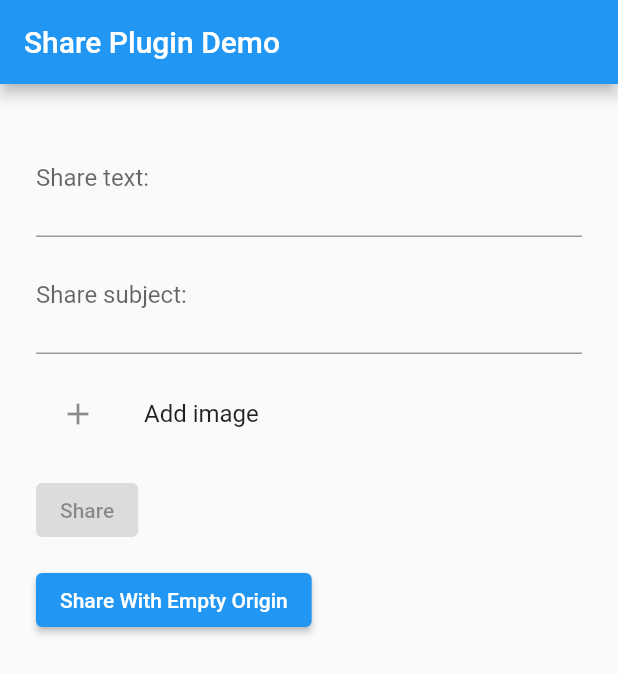
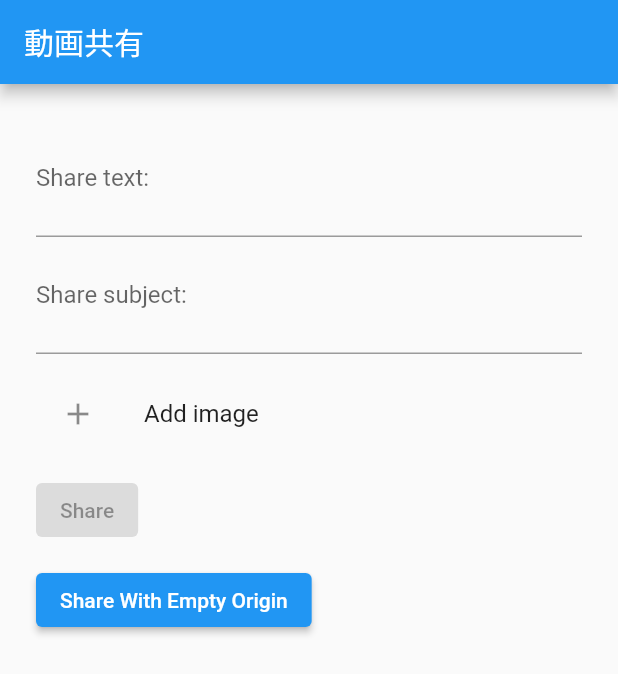
Before and after one commit to KokiWakatsuki/sporty, a Flutter app: the screen it shows after launch, after a tap on "テスト", on a phone screen of 412 x 824 dp. Shown: the top 674 px of the screen. Run offline on Flutter 3.47's test engine with Material 2 defaults, Android fonts, the phone set to English and light mode, and no system bars; our stand-ins replace camera, chewie, flutter_cache_manager, image_picker, permission_handler, share and 1 more; missing offline and left inert: flutter_p2p_plus.

Commit message:
動画共有機能完成 テストページに作ってるからそのうち移動させる 細かい部分の修正もしていない

```diff
--- a/lib/view/test.dart
+++ b/lib/view/test.dart
@@ -1,4 +1,4 @@
-// ignore_for_file: public_member_api_docs, unused_element, sort_child_properties_last, deprecated_member_use, prefer_const_constructors, use_key_in_widget_constructors
+// ignore_for_file: public_member_api_docs, unused_element, sort_child_properties_last, deprecated_member_use, prefer_const_constructors, use_key_in_widget_constructors, unnecessary_null_comparison
 
 import 'package:flutter/material.dart';
 import 'package:image_picker/image_picker.dart';
@@ -19,10 +19,10 @@ class _TestState extends State<Test> {
   @override
   Widget build(BuildContext context) {
     return MaterialApp(
-      title: 'Share Plugin Demo',
+      title: '動画共有',
       home: Scaffold(
           appBar: AppBar(
-            title: const Text('Share Plugin Demo'),
+            title: const Text('動画共有'),
           ),
           body: SingleChildScrollView(
             child: Padding(
@@ -33,7 +33,7 @@ class _TestState extends State<Test> {
                   TextField(
                     decoration: const InputDecoration(
                       labelText: 'Share text:',
-                      hintText: 'Enter some text and/or link to share',
+                      hintText: '共有したいテキストを入力してください',
                     ),
                     maxLines: 2,
                     onChanged: (String value) => setState(() {
@@ -43,7 +43,7 @@ class _TestState extends State<Test> {
                   TextField(
                     decoration: const InputDecoration(
                       labelText: 'Share subject:',
-                      hintText: 'Enter subject to share (optional)',
+                      hintText: 'これは何か分からないです',
                     ),
                     maxLines: 2,
                     onChanged: (String value) => setState(() {
@@ -56,9 +56,8 @@ class _TestState extends State<Test> {
                     title: Text("Add image"),
                     onTap: () async {
                       final imagePicker = ImagePicker();
-                      final pickedFile = await imagePicker.getImage(
-                        source: ImageSource.gallery,
-                      );
+                      final pickedFile =
+                      (await imagePicker.getVideo(source: ImageSource.gallery))!;
                       if (pickedFile != null) {
                         setState(() {
                           imagePaths.add(pickedFile.path);
@@ -100,13 +99,6 @@ class _TestState extends State<Test> {
   }
 
   _onShare(BuildContext context) async {
-    // A builder is used to retrieve the context immediately
-    // surrounding the ElevatedButton.
-    //
-    // The context's `findRenderObject` returns the first
-    // RenderObject in its descendent tree when it's not
-    // a RenderObjectWidget. The ElevatedButton's RenderObject
-    // has its position and size after it's built.
     final RenderBox box = context.findRenderObject() as RenderBox;
 
     if (imagePaths.isNotEmpty) {
```
